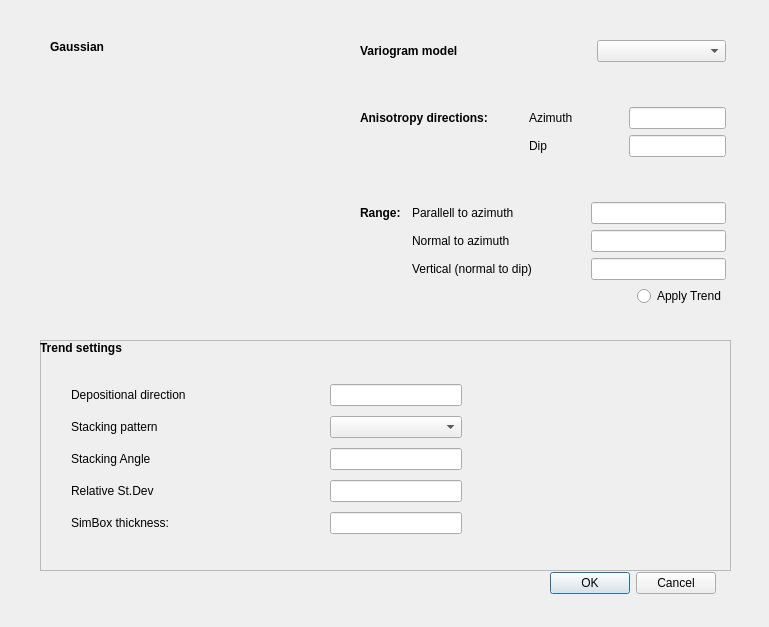
Old version of the form ui/Gaussian.ui in the repository equinor/APS-Facies.
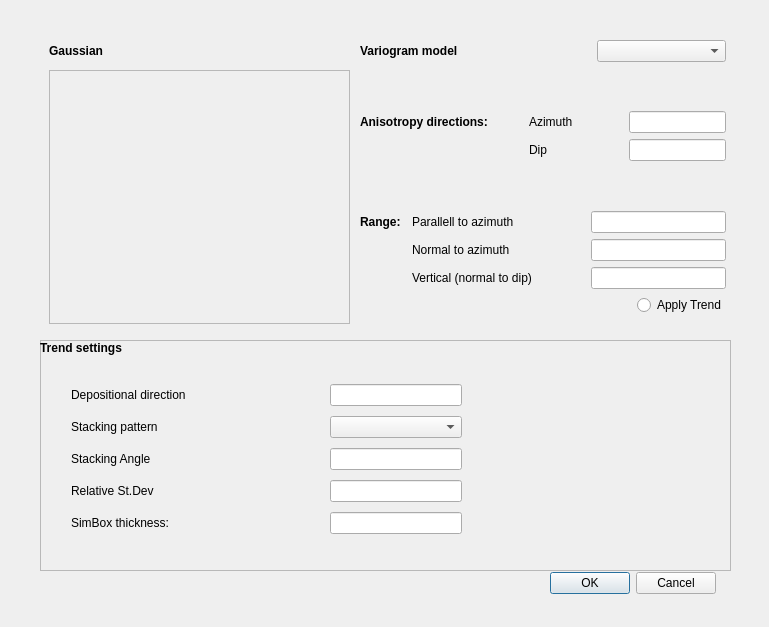
New version of the form. Custom widgets are drawn as their Qt base class.

Commit message: refactor: Change any usage of KDE elements to Qt elements and QCustomPlot

What changed in the file:
```diff
--- a/ui/Gaussian.ui
+++ b/ui/Gaussian.ui
@@ -154,7 +154,7 @@
      <string>Trend settings</string>
     </property>
    </widget>
-   <widget class="KPlotWidget" name="Trendsettings_kplotwidget">
+   <widget class="QCustomPlot" name="Trendsettings_kplotwidget">
     <property name="geometry">
      <rect>
       <x>450</x>
@@ -254,14 +254,14 @@
       </disabled>
      </palette>
     </property>
-    <property name="backgroundColor">
+    <property name="backgroundColor" stdset="0">
      <color>
       <red>255</red>
       <green>255</green>
       <blue>255</blue>
      </color>
     </property>
-    <property name="foregroundColor">
+    <property name="foregroundColor" stdset="0">
      <color>
       <red>0</red>
       <green>0</green>
@@ -326,7 +326,7 @@
       </spacer>
      </item>
      <item row="1" column="3">
-      <widget class="KComboBox" name="Stackingpattern_kcombobox"/>
+      <widget class="QComboBox" name="Stackingpattern_kcombobox"/>
      </item>
      <item row="2" column="0">
       <widget class="QLabel" name="StackingAngle_label">
@@ -406,7 +406,7 @@
      <x>360</x>
      <y>40</y>
      <width>366</width>
-     <height>266</height>
+     <height>275</height>
     </rect>
    </property>
    <layout class="QGridLayout" name="gridLayout_2">
@@ -779,44 +779,54 @@
     </item>
    </layout>
   </widget>
-  <widget class="QWidget" name="">
+  <widget class="QWidget" name="gridLayoutWidget">
    <property name="geometry">
     <rect>
-     <x>50</x>
-     <y>40</y>
-     <width>269</width>
-     <height>252</height>
+     <x>49</x>
+     <y>39</y>
+     <width>301</width>
+     <height>285</height>
     </rect>
    </property>
-   <layout class="QFormLayout" name="formLayout">
+   <layout class="QGridLayout" name="gridLayout_4">
     <item row="0" column="0">
-     <widget class="QLabel" name="Gaussianplot_label">
+     <widget class="QLabel" name="label">
+      <property name="maximumSize">
+       <size>
+        <width>16777215</width>
+        <height>25</height>
+       </size>
+      </property>
       <property name="font">
        <font>
         <weight>75</weight>
         <bold>true</bold>
        </font>
       </property>
+      <property name="styleSheet">
+       <string notr="true"/>
+      </property>
       <property name="text">
        <string>Gaussian</string>
       </property>
+      <property name="textFormat">
+       <enum>Qt::RichText</enum>
+      </property>
      </widget>
     </item>
     <item row="1" column="0">
-     <widget class="KPlotWidget" name="GaussianField_kplotwidget">
-      <property name="backgroundColor">
-       <color>
-        <red>255</red>
-        <green>255</green>
-        <blue>255</blue>
-       </color>
+     <widget class="QCustomPlot" name="frame">
+      <property name="minimumSize">
+       <size>
+        <width>0</width>
+        <height>0</height>
+       </size>
       </property>
-      <property name="foregroundColor">
-       <color>
-        <red>0</red>
-        <green>0</green>
-        <blue>0</blue>
-       </color>
+      <property name="frameShape">
+       <enum>QFrame::StyledPanel</enum>
+      </property>
+      <property name="frameShadow">
+       <enum>QFrame::Raised</enum>
       </property>
      </widget>
     </item>
@@ -825,14 +835,10 @@
  </widget>
  <customwidgets>
   <customwidget>
-   <class>KPlotWidget</class>
+   <class>QCustomPlot</class>
    <extends>QFrame</extends>
-   <header>kplotwidget.h</header>
-  </customwidget>
-  <customwidget>
-   <class>KComboBox</class>
-   <extends>QComboBox</extends>
-   <header>kcombobox.h</header>
+   <header>qcustomplot.h</header>
+   <container>1</container>
   </customwidget>
  </customwidgets>
  <resources/>
```
The commit also changes 8 other files.
